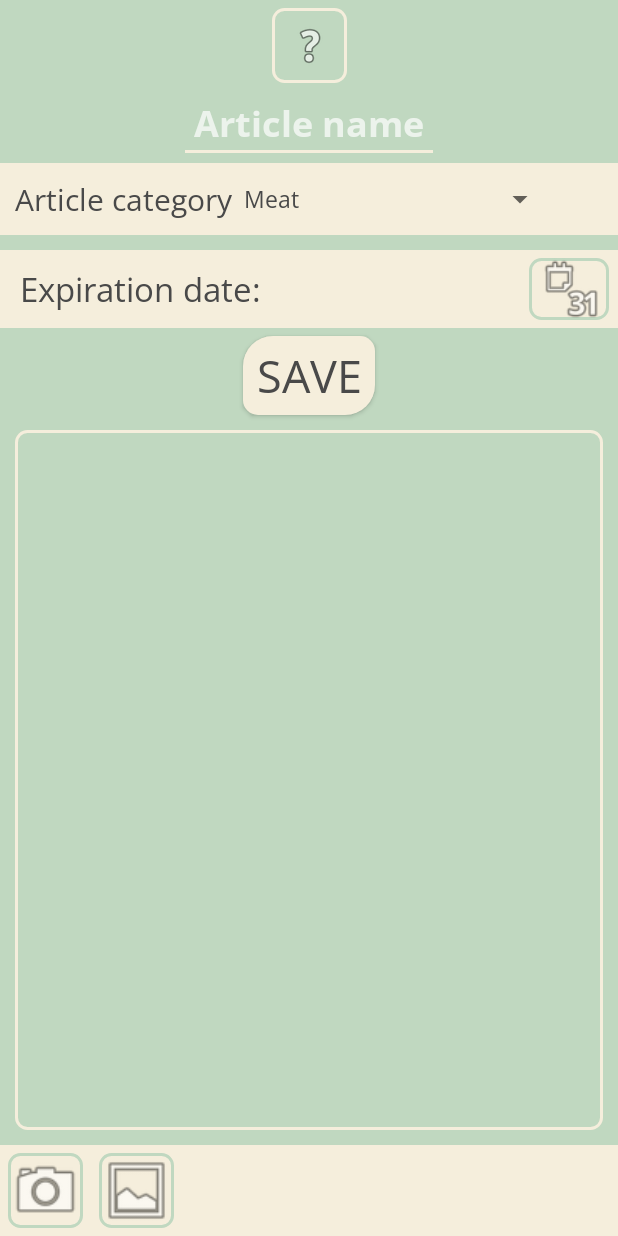
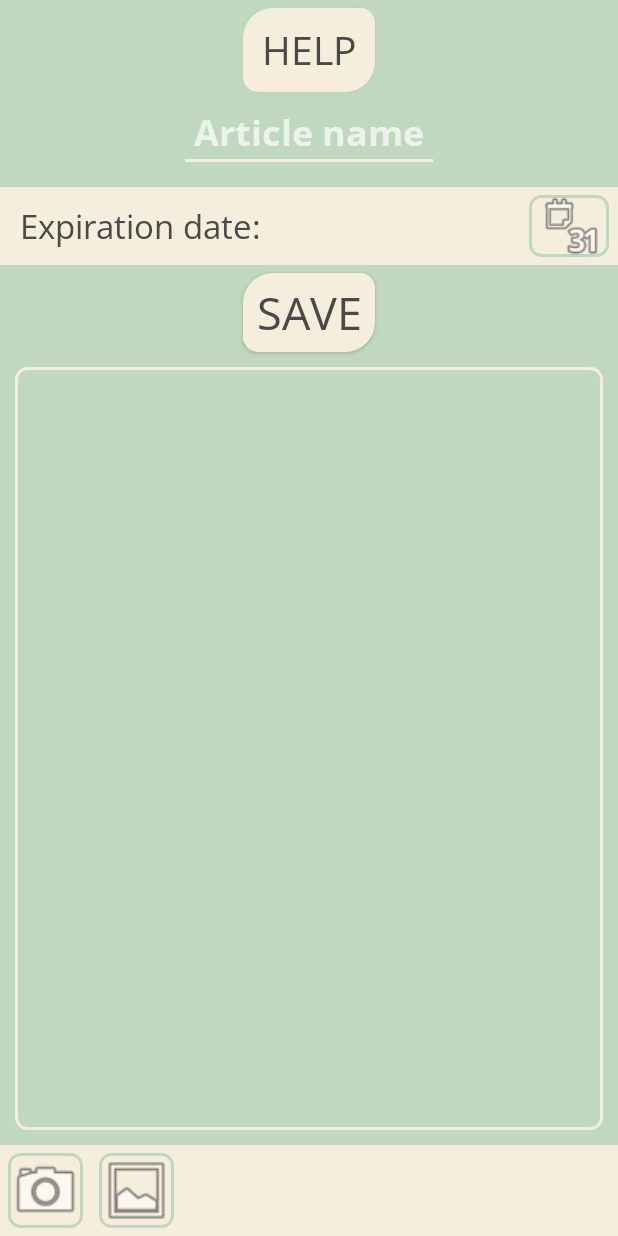
Before and after one commit to NikolaOgnjenovic/XPDate, an Android app: the AddArticle screen opened directly, with no data from a screen before it, on a phone screen of 412 x 824 dp. Run offline under Robolectric (Android 15) with nearby library versions, the phone set to English and light mode, and no system bars; libraries missing offline, so code that uses them is left out: com.google.android.gms, com.joestelmach.natty, com.theartofdev.edmodo; plain views replace CropImageView; 2 statements that could not run were skipped.

Commit message:
Articles are now added through the all articles screen. Each category has a + icon which launches the add activity article with an intent extra which holds the article category. Help image changed to text.

```diff
--- a/app/src/main/java/com/mrmi/roktrajanja/AddArticle.java
+++ b/app/src/main/java/com/mrmi/roktrajanja/AddArticle.java
@@ -1,10 +1,4 @@
 package com.mrmi.roktrajanja;
-
-import androidx.annotation.NonNull;
-import androidx.appcompat.app.AppCompatActivity;
-import androidx.core.app.ActivityCompat;
-import androidx.core.content.ContextCompat;
-import androidx.core.content.FileProvider;
 
 import android.Manifest;
 import android.annotation.SuppressLint;
@@ -20,14 +14,17 @@ import android.os.Environment;
 import android.provider.MediaStore;
 import android.util.SparseArray;
 import android.view.View;
-import android.widget.AdapterView;
-import android.widget.ArrayAdapter;
 import android.widget.Button;
 import android.widget.EditText;
 import android.widget.ImageButton;
-import android.widget.Spinner;
 import android.widget.TextView;
 import android.widget.Toast;
+
+import androidx.annotation.NonNull;
+import androidx.appcompat.app.AppCompatActivity;
+import androidx.core.app.ActivityCompat;
+import androidx.core.content.ContextCompat;
+import androidx.core.content.FileProvider;
 
 import com.google.android.gms.vision.Frame;
 import com.google.android.gms.vision.text.TextBlock;
@@ -38,7 +35,6 @@ import com.theartofdev.edmodo.cropper.CropImageView;
 import java.io.File;
 import java.io.IOException;
 import java.text.SimpleDateFormat;
-import java.util.Arrays;
 import java.util.Calendar;
 import java.util.Date;
 import java.util.List;
@@ -66,9 +62,8 @@ public class AddArticle extends AppCompatActivity {
 
     private EditText articleName;
     private Button detectButton, saveArticleButton;
-    private ImageButton cameraButton, galleryButton, cropButton, helpButton;
-
-    private Spinner articleCategorySpinner;
+    private ImageButton cameraButton, galleryButton, cropButton;
+    private Button helpButton;
 
     private Toast toast;
 
@@ -102,7 +97,6 @@ public class AddArticle extends AppCompatActivity {
         cropButton = findViewById(R.id.cropButton);
         saveArticleButton = findViewById(R.id.saveButton);
         articleName = findViewById(R.id.articleNameEditText);
-        articleCategorySpinner = findViewById(R.id.articleCategorySpinner);
         helpButton = findViewById(R.id.helpButton);
     }
 
@@ -112,12 +106,6 @@ public class AddArticle extends AppCompatActivity {
         articleListClass = new ArticleList(this);
 
         datePattern = articleListClass.getDatePattern();
-
-        List<String> allCategories = Arrays.asList(this.getResources().getStringArray(R.array.category_names));
-
-        ArrayAdapter<String> adapter = new ArrayAdapter<>(this, android.R.layout.simple_spinner_item, allCategories);
-        adapter.setDropDownViewResource(android.R.layout.simple_spinner_dropdown_item);
-        articleCategorySpinner.setAdapter(adapter);
 
         cropButton.setVisibility(View.GONE);
         detectButton.setVisibility(View.GONE);
@@ -156,34 +144,16 @@ public class AddArticle extends AppCompatActivity {
         //Detects text from the image
         detectButton.setOnClickListener(v -> detectTextFromImage());
 
-        articleCategorySpinner.setOnItemSelectedListener(new AdapterView.OnItemSelectedListener() {
-            @Override
-            public void onItemSelected(AdapterView<?> adapterView, View view, int i, long l) {
-                ((TextView) adapterView.getChildAt(0)).setTextColor(getResources().getColor(R.color.textColor));
-            }
-
-            @Override
-            public void onNothingSelected(AdapterView<?> adapterView) {
-
-            }
-        });
-
         //Add an article to the articles ArrayList
         saveArticleButton.setOnClickListener(v -> {
             if(actualDetectedDateTextView.getText().toString().equals("")) {
                 showToast(getString(R.string.toast_select_article_expiration_date));
             } else if (articleName.getText().toString().equals("")) {
                 showToast(getString(R.string.toast_input_article_name));
-            }
-            else if (articleCategorySpinner.getSelectedItem().toString().equals("")) {
-                showToast(getString(R.string.toast_select_article_category));
             } else {
                 try {
                     //Always save the english category value in local storage in order to simplify translation:
-                    //Get the value in the category_values array which has the same index as the inputted category in the current locale
-                    List<String> categoryValues = Arrays.asList(this.getResources().getStringArray(R.array.category_values));
-
-                    String articleCategoryVal = categoryValues.get(Arrays.asList(this.getResources().getStringArray(R.array.category_names)).indexOf((articleCategorySpinner.getSelectedItem().toString())));
+                    String articleCategoryVal = getIntent().getExtras().getString("ArticleCategory");
                     articleListClass.addArticleToList(new Article(articleName.getText().toString(), actualDetectedDateTextView.getText().toString(), articleCategoryVal));
 
                     //Go back to the main activity after adding the article
--- a/app/src/main/java/com/mrmi/roktrajanja/Settings.java
+++ b/app/src/main/java/com/mrmi/roktrajanja/Settings.java
@@ -124,7 +124,6 @@ public class Settings extends AppCompatActivity {
         }
 
         timePicker = new TimePickerDialog(this,
-                //AlertDialog.THEME_HOLO_LIGHT,
                 R.style.TimePicker,
                 (tp, sHour, sMinute) -> {
                     sharedPreferences.edit().putInt("notificationHour", sHour).apply();
@@ -215,7 +214,7 @@ public class Settings extends AppCompatActivity {
     //Loads the app language saved in local storage using shared preferences
     public static void loadLocale(Context context) {
         SharedPreferences sharedPrefs = context.getSharedPreferences("Shared preferences", MODE_PRIVATE);
-        String locale = sharedPrefs.getString("Selected_locale", "bs");
+        String locale = sharedPrefs.getString("Selected_locale", "en");
         Settings.setLocale(context, locale);
     }
 }
--- a/app/src/main/res/layout/activity_add_article.xml
+++ b/app/src/main/res/layout/activity_add_article.xml
@@ -4,16 +4,18 @@
     xmlns:tools="http://schemas.android.com/tools"
     android:layout_width="match_parent"
     android:layout_height="match_parent"
-    android:background="@color/colorPrimary"
     android:orientation="vertical">
 
-    <ImageButton
+    <Button
         android:layout_marginTop="5sp"
         android:id="@+id/helpButton"
-        android:layout_width="50sp"
-        android:layout_height="50sp"
-        android:background="@drawable/transparent_background_border_2"
-        android:contentDescription="@string/pick_date"
+        android:layout_width="wrap_content"
+        android:layout_height="wrap_content"
+        android:text="@string/help"
+        android:background="@drawable/rounded_button"
+        android:textColor="@color/textColor"
+        android:textSize="26sp"
+        android:padding="10sp"
         android:src="@android:drawable/ic_menu_help"
         app:layout_constraintEnd_toEndOf="parent"
         app:layout_constraintStart_toStartOf="parent"
@@ -36,34 +38,6 @@
         app:layout_constraintTop_toBottomOf="@+id/helpButton" />
 
     <LinearLayout
-        android:id="@+id/categoryLayout"
-        android:layout_width="match_parent"
-        android:layout_height="wrap_content"
-        android:background="@color/colorPrimaryDark"
-        android:orientation="horizontal"
-        app:layout_constraintEnd_toEndOf="parent"
-        app:layout_constraintStart_toStartOf="parent"
-        app:layout_constraintTop_toBottomOf="@+id/articleNameEditText">
-
-        <TextView
-            android:layout_width="wrap_content"
-            android:layout_height="match_parent"
-            android:gravity="center"
-            android:paddingStart="10sp"
-            android:text="@string/article_category"
-            android:textColor="@color/textColor"
-            android:textSize="20sp"
-            tools:ignore="RtlSymmetry" />
-
-        <Spinner
-            android:id="@+id/articleCategorySpinner"
-            android:layout_width="wrap_content"
-            android:layout_height="48sp"
-            android:theme="@style/DialogTheme" />
-
-    </LinearLayout>
-
-    <LinearLayout
         android:id="@+id/dateLayout"
         android:layout_width="match_parent"
         android:layout_height="wrap_content"
@@ -72,7 +46,7 @@
         android:weightSum="5"
         app:layout_constraintEnd_toEndOf="parent"
         app:layout_constraintStart_toStartOf="parent"
-        app:layout_constraintTop_toBottomOf="@+id/categoryLayout">
+        app:layout_constraintTop_toBottomOf="@+id/articleNameEditText">
 
         <TextView
             android:layout_width="wrap_content"
--- a/app/src/main/res/layout/activity_all_articles.xml
+++ b/app/src/main/res/layout/activity_all_articles.xml
@@ -6,7 +6,6 @@
     tools:context=".MainActivity"
     android:orientation="vertical"
     android:gravity="center_vertical"
-    android:background="@color/colorPrimary"
     android:padding="10sp">
 
     <TextView
--- a/app/src/main/res/layout/activity_settings.xml
+++ b/app/src/main/res/layout/activity_settings.xml
@@ -4,12 +4,10 @@
     xmlns:tools="http://schemas.android.com/tools"
     android:layout_width="match_parent"
     android:layout_height="match_parent"
-    android:background="@color/colorPrimary"
     android:orientation="vertical"
     tools:context=".Settings">
 
     <TextView
-        android:id="@+id/title"
         android:layout_width="match_parent"
         android:layout_height="wrap_content"
         android:fontFamily="@font/open_sans_bold"
@@ -72,7 +70,7 @@
         android:layout_height="wrap_content"
         android:layout_marginTop="10sp"
         android:layout_marginStart="10sp"
-        android:background="@color/colorPrimaryDark"
+        android:background="@drawable/rounded_button"
         android:padding="15sp"
         android:gravity="center"
         tools:ignore="RtlSymmetry"
--- a/app/src/main/res/values/strings.xml
+++ b/app/src/main/res/values/strings.xml
@@ -19,7 +19,6 @@
     <string name="expiration_less_than_14_days">Expiring in &lt; 14 days</string>
     <string name="expiration_less_than_30_days">Expiring in &lt; 30 days</string>
     <string name="expiration_more_than_30_days">Expiring in &gt; 30 days</string>
-    <string name="article_category">Article category</string>
 
     <string-array name="category_names">
         <item>Meat</item>
@@ -60,7 +59,6 @@
     </string-array>
 
     <string name="toast_input_article_name">Please input a name for the article</string>
-    <string name="toast_select_article_category">Please select the article\'s category</string>
     <string name="toast_select_article_expiration_date">Please select an expiration date for the article</string>
     <string name="toast_camera_denied">Camera permission denied</string>
     <string name="toast_date_fail">Error encountered trying to detect a date</string>
--- a/app/src/main/res/values/styles.xml
+++ b/app/src/main/res/values/styles.xml
@@ -8,6 +8,7 @@
         <item name="android:textColor">@color/colorPrimary</item>
         <item name="android:fontFamily">@font/open_sans</item>
         <item name="android:statusBarColor">@color/transparent</item>
+        <item name="android:windowBackground">@color/colorPrimary</item>
     </style>
 
     <style name="SwitchTheme" parent="Theme.AppCompat.Light">
--- a/build.gradle
+++ b/build.gradle
@@ -6,7 +6,7 @@ buildscript {
         jcenter()
     }
     dependencies {
-        classpath 'com.android.tools.build:gradle:7.1.0'
+        classpath 'com.android.tools.build:gradle:7.1.2'
         classpath 'com.google.gms:google-services:4.3.10'
         // NOTE: Do not place your application dependencies here; they belong
         // in the individual module build.gradle files
```
Also changed, not shown: app/src/main/java/com/mrmi/roktrajanja/AllArticles.java (+14 -11 lines), app/src/main/java/com/mrmi/roktrajanja/ExpandableListViewAdapter.java (+25 -5 lines), app/src/main/java/com/mrmi/roktrajanja/MainActivity.java (+2 -7 lines), app/src/main/res/layout/activity_main.xml (+0 -30 lines), app/src/main/res/layout/list_row_group_add.xml (added, +25 -0 lines), 3 other files.
